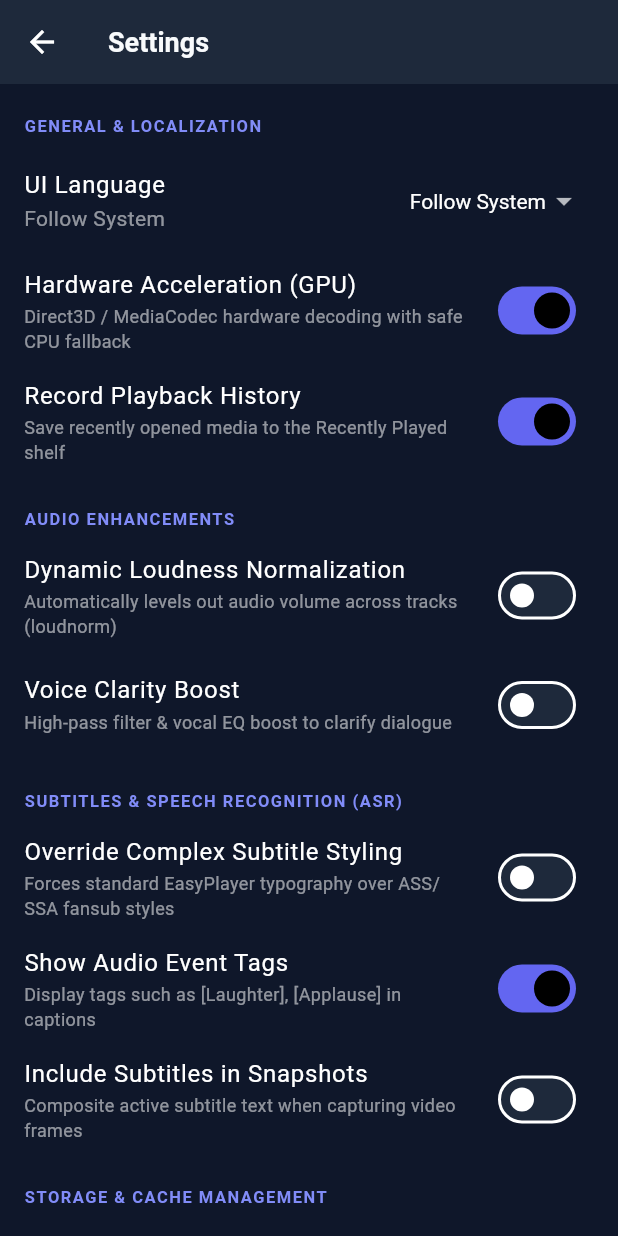
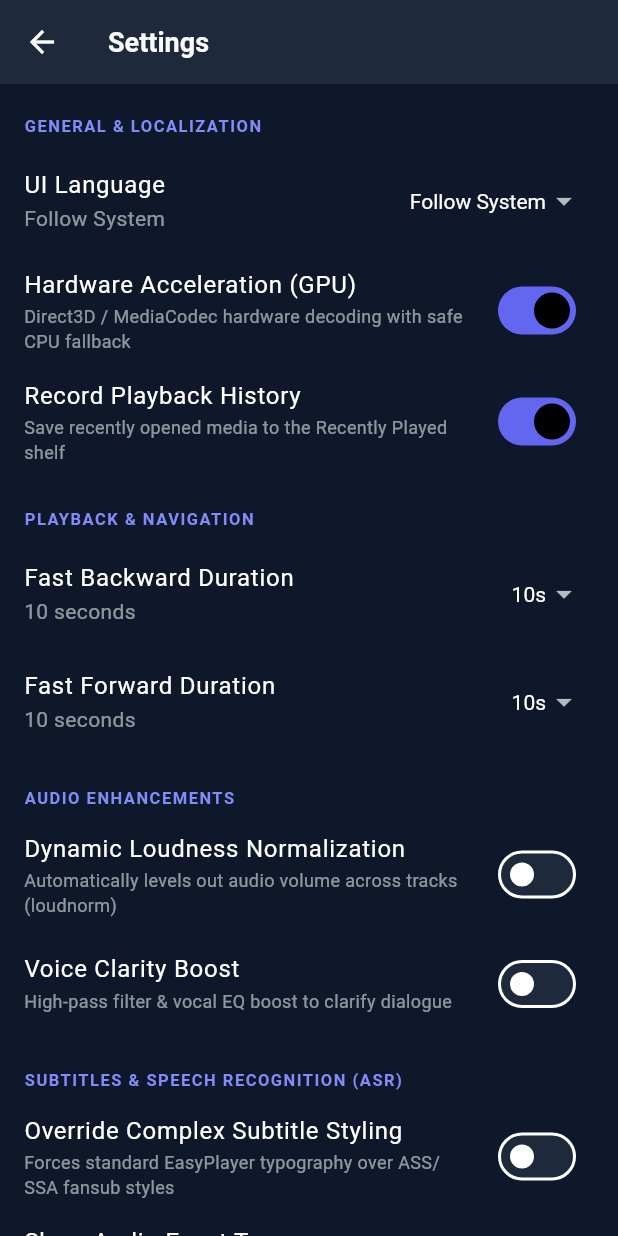
Before and after one commit to MichaelHGitHub/EasyPlayer, a Flutter app: the SettingsScreen screen opened directly with empty values, on a phone screen of 412 x 824 dp. Run offline on Flutter 3.47's test engine with Material 3 defaults, Android fonts, the phone set to English and light mode, and no system bars; our stand-ins replace permission_handler, sqflite_common_ffi; missing offline and left inert: file_selector, media_kit, media_kit_video; accounts and stored records are empty; statements that could not run were skipped.

Commit message:
Make fast forward and backward configurable

```diff
--- a/lib/models/app_settings.dart
+++ b/lib/models/app_settings.dart
@@ -2,7 +2,7 @@ import 'playback_mode.dart';
 
 class AppSettings {
   String uiLanguage; // 'system', 'en', 'zh_CN'
-  int skipBackwardSeconds; // 5
+  int skipBackwardSeconds; // 10
   int skipForwardSeconds; // 10
   double playbackSpeed; // 1.0
   double subtitleFontSize; // 18.0
@@ -31,7 +31,7 @@ class AppSettings {
 
   AppSettings({
     this.uiLanguage = 'system',
-    this.skipBackwardSeconds = 5,
+    this.skipBackwardSeconds = 10,
     this.skipForwardSeconds = 10,
     this.playbackSpeed = 1.0,
     this.subtitleFontSize = 18.0,
--- a/lib/services/settings_service.dart
+++ b/lib/services/settings_service.dart
@@ -25,7 +25,7 @@ class SettingsService extends ChangeNotifier {
 
     _settings = AppSettings(
       uiLanguage: dbSettings[SettingsKeys.uiLanguage] ?? 'system',
-      skipBackwardSeconds: int.tryParse(dbSettings[SettingsKeys.skipBackwardSeconds] ?? '') ?? 5,
+      skipBackwardSeconds: int.tryParse(dbSettings[SettingsKeys.skipBackwardSeconds] ?? '') ?? 10,
       skipForwardSeconds: int.tryParse(dbSettings[SettingsKeys.skipForwardSeconds] ?? '') ?? 10,
       playbackSpeed: double.tryParse(dbSettings[SettingsKeys.playbackSpeed] ?? '') ?? 1.0,
       subtitleFontSize: double.tryParse(dbSettings[SettingsKeys.subtitleFontSize] ?? '') ?? 18.0,
--- a/lib/ui/screens/player_screen.dart
+++ b/lib/ui/screens/player_screen.dart
@@ -104,9 +104,9 @@ class _PlayerScreenState extends State<PlayerScreen> {
     if (key == LogicalKeyboardKey.space) {
       _playerController.playOrPause();
     } else if (key == LogicalKeyboardKey.arrowLeft) {
-      _playerController.seekBackward(5);
+      _playerController.seekBackward(SettingsService.instance.settings.skipBackwardSeconds);
     } else if (key == LogicalKeyboardKey.arrowRight) {
-      _playerController.seekForward(10);
+      _playerController.seekForward(SettingsService.instance.settings.skipForwardSeconds);
     } else if (key == LogicalKeyboardKey.arrowUp) {
       _playerController.setVolume(_playerController.volume + 5.0);
     } else if (key == LogicalKeyboardKey.arrowDown) {
--- a/lib/ui/screens/settings_screen.dart
+++ b/lib/ui/screens/settings_screen.dart
@@ -172,6 +172,59 @@ class _SettingsScreenState extends State<SettingsScreen> {
             },
           ),
 
+          // Section: Playback & Navigation
+          _buildSectionHeader('Playback & Navigation'),
+          ListTile(
+            title: const Text('Fast Backward Duration', style: TextStyle(color: Colors.white)),
+            subtitle: Text(
+              '${s.skipBackwardSeconds} seconds',
+              style: const TextStyle(color: Colors.white54),
+            ),
+            trailing: DropdownButton<int>(
+              value: [5, 10, 15, 20, 25, 30].contains(s.skipBackwardSeconds) ? s.skipBackwardSeconds : 10,
+              dropdownColor: const Color(0xFF1E293B),
+              style: const TextStyle(color: Colors.white),
+              underline: const SizedBox(),
+              items: [5, 10, 15, 20, 25, 30].map((sec) {
+                return DropdownMenuItem<int>(
+                  value: sec,
+                  child: Text('${sec}s'),
+                );
+              }).toList(),
+              onChanged: (val) {
+                if (val != null) {
+                  _settingsService.update(SettingsKeys.skipBackwardSeconds, val, (set) => set.skipBackwardSeconds = val);
+                  setState(() {});
+                }
+              },
+            ),
+          ),
+          ListTile(
+            title: const Text('Fast Forward Duration', style: TextStyle(color: Colors.white)),
+            subtitle: Text(
+              '${s.skipForwardSeconds} seconds',
+              style: const TextStyle(color: Colors.white54),
+            ),
+            trailing: DropdownButton<int>(
+              value: [5, 10, 15, 20, 25, 30].contains(s.skipForwardSeconds) ? s.skipForwardSeconds : 10,
+              dropdownColor: const Color(0xFF1E293B),
+              style: const TextStyle(color: Colors.white),
+              underline: const SizedBox(),
+              items: [5, 10, 15, 20, 25, 30].map((sec) {
+                return DropdownMenuItem<int>(
+                  value: sec,
+                  child: Text('${sec}s'),
+                );
+              }).toList(),
+              onChanged: (val) {
+                if (val != null) {
+                  _settingsService.update(SettingsKeys.skipForwardSeconds, val, (set) => set.skipForwardSeconds = val);
+                  setState(() {});
+                }
+              },
+            ),
+          ),
+
           // Section: Audio Enhancements
           _buildSectionHeader('Audio Enhancements'),
           SwitchListTile(
```
Also changed, not shown: lib/ui/widgets/playback_controls.dart (+60 -10 lines).
